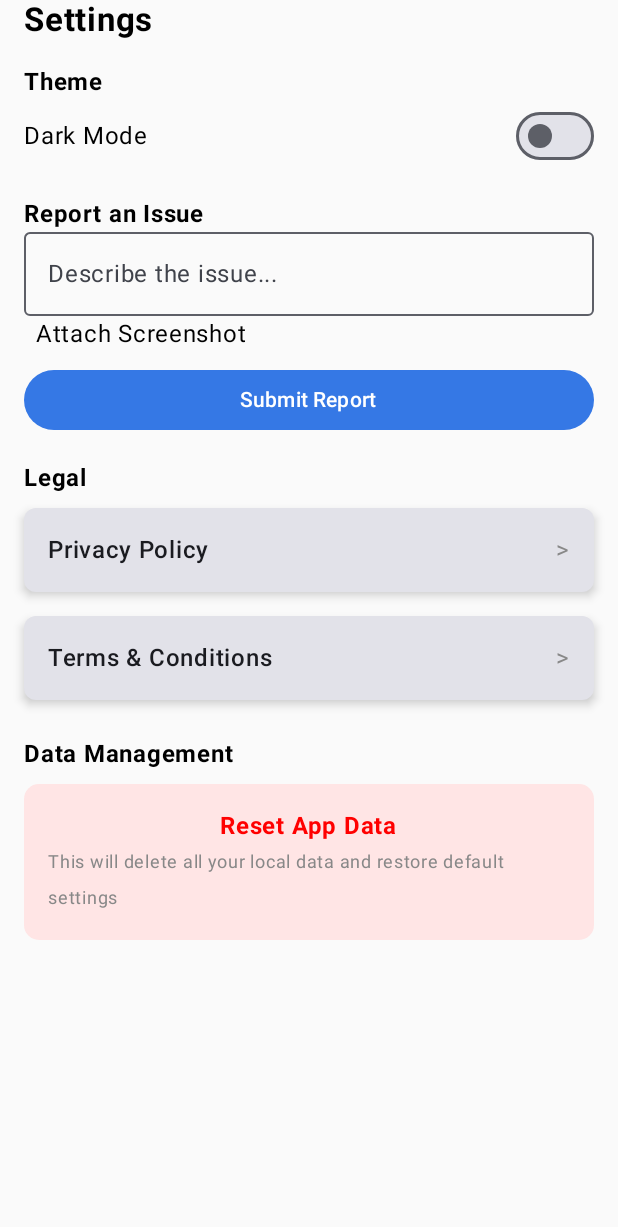
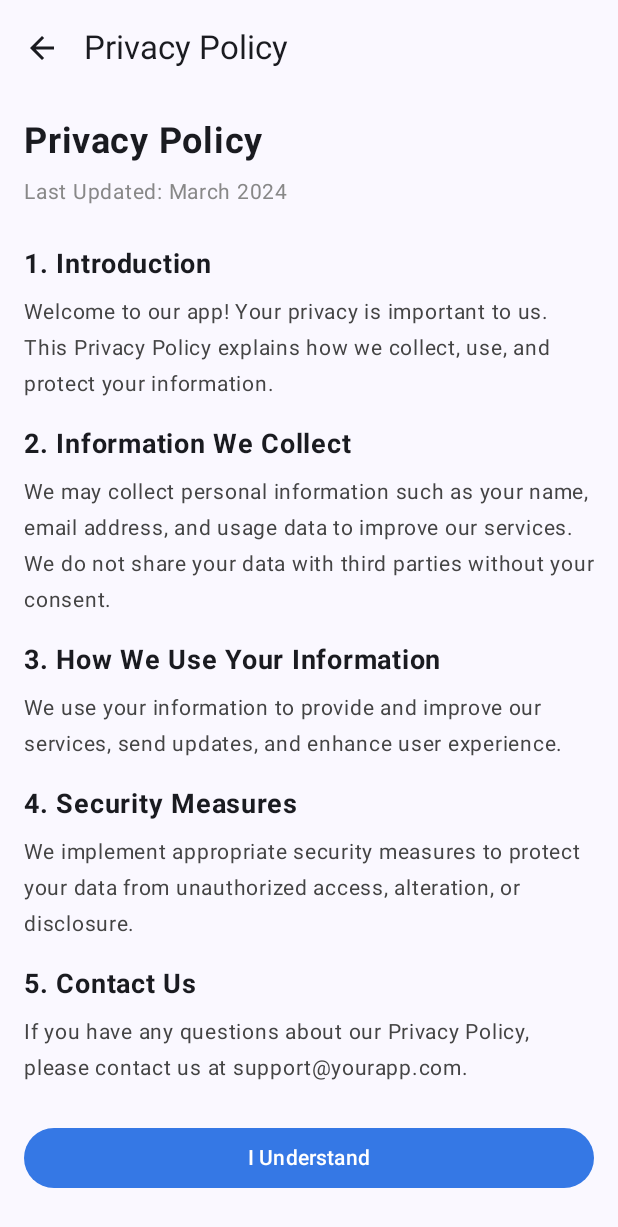
Before and after one commit to Baibhab13/Attendance_Tracker, an Android app built with Jetpack Compose: the SettingsScreen screen opened through its navigation route, after a tap on "Privacy Policy", on a phone screen of 412 x 824 dp. Shown: the top 1227 px of the screen. Run offline under Robolectric (Android 15) with nearby library versions, the phone set to English and light mode, and no system bars.

Commit message:
setting page upgraded, privacypolicy and terms and condition page added navigation updated

```diff
--- a/app/build.gradle.kts
+++ b/app/build.gradle.kts
@@ -60,4 +60,7 @@ dependencies {
 
     implementation(libs.navigation.compose)
     implementation(libs.kotlinx.serialization.json)
+
+    implementation("io.coil-kt:coil-compose:2.5.0")
+
 }
--- a/app/src/main/java/com/example/attendancetracker/navigation/Nav.kt
+++ b/app/src/main/java/com/example/attendancetracker/navigation/Nav.kt
@@ -9,42 +9,45 @@ import androidx.navigation.compose.rememberNavController
 import com.example.attendancetracker.ui.view.CalendarScreen
 import com.example.attendancetracker.ui.view.HomeScreen
 import com.example.attendancetracker.ui.view.MainScaffold
+import com.example.attendancetracker.ui.view.PrivacyPolicyScreen
 import com.example.attendancetracker.ui.view.SettingsScreen
+import com.example.attendancetracker.ui.view.TermsAndConditionsScreen
 import kotlinx.serialization.Serializable
 
 @Composable
 fun Nav() {
     val navCtrl = rememberNavController()
 
-    NavHost(navController = navCtrl, startDestination = MainScaffold) {
-        composable<MainScaffold> {
-            MainScaffold(
-                navCtrl,
-                viewModel = viewModel()
-            )
+    NavHost(navController = navCtrl, startDestination = Screen.MainScaffold.route) {
+        composable(Screen.MainScaffold.route) {
+            MainScaffold(navCtrl, viewModel = viewModel())
         }
-
-        composable<Home> {
+        composable(Screen.Home.route) {
             HomeScreen(navCtrl, innerPadding = PaddingValues())
         }
-        composable<Calendar> {
+        composable(Screen.Calendar.route) {
             CalendarScreen(innerPadding = PaddingValues())
         }
-        composable<Setting> {
+        composable(Screen.Setting.route) {
             SettingsScreen(navCtrl, innerPadding = PaddingValues())
         }
+        composable(Screen.PrivacyPolicy.route) {
+            PrivacyPolicyScreen(navCtrl)
+        }
+        composable(Screen.TermsAndConditions.route) {
+            TermsAndConditionsScreen(navCtrl)
+        }
     }
+
 
 }
 
 @Serializable
-object MainScaffold
-
-@Serializable
-object Home
-
-@Serializable
-object Calendar
-
-@Serializable
-object Setting
+sealed class Screen(val route: String) {
+    @Serializable object MainScaffold : Screen("mainScaffold")
+    @Serializable object Home : Screen("home")
+    @Serializable object Calendar : Screen("calendar")
+    @Serializable object Setting : Screen("settings")
+    @Serializable object PrivacyPolicy : Screen("privacy_policy")
+    @Serializable object TermsAndConditions : Screen("terms_conditions")
+}
--- a/app/src/main/java/com/example/attendancetracker/ui/view/MainScaffold.kt
+++ b/app/src/main/java/com/example/attendancetracker/ui/view/MainScaffold.kt
@@ -66,7 +66,13 @@ fun FloatingActionButton(viewModel: ScaffoldViewModel) {
 @Composable
 fun TopBar(navController: NavController, viewModel: ScaffoldViewModel) {
     TopAppBar(
-        title = {Text(text = "Attendance Tracker")},
+        title = {
+            when(viewModel.selectedIndex.intValue) {
+                0 -> Text("Attendance Tracker")
+                1 -> Text("Schedule")
+                2 -> Text("Settings")
+            }
+        },
         actions = {
             IconButton(
                 onClick = { viewModel.expanded.value = true }
--- /dev/null
+++ b/app/src/main/java/com/example/attendancetracker/ui/view/PrivacyPolicyScreen.kt
@@ -0,0 +1,127 @@
+package com.example.attendancetracker.ui.view
+
+import androidx.compose.foundation.layout.Spacer
+import androidx.compose.foundation.layout.fillMaxSize
+import androidx.compose.foundation.layout.fillMaxWidth
+import androidx.compose.foundation.layout.height
+import androidx.compose.foundation.layout.padding
+import androidx.compose.foundation.lazy.LazyColumn
+import androidx.compose.material.icons.Icons
+import androidx.compose.material.icons.automirrored.filled.ArrowBack
+import androidx.compose.material3.Button
+import androidx.compose.material3.ButtonDefaults
+import androidx.compose.material3.ExperimentalMaterial3Api
+import androidx.compose.material3.Icon
+import androidx.compose.material3.IconButton
+import androidx.compose.material3.Scaffold
+import androidx.compose.material3.Text
+import androidx.compose.material3.TopAppBar
+import androidx.compose.runtime.Composable
+import androidx.compose.ui.Modifier
+import androidx.compose.ui.graphics.Color
+import androidx.compose.ui.text.font.FontWeight
+import androidx.compose.ui.unit.dp
+import androidx.compose.ui.unit.sp
+import androidx.navigation.NavController
+
+@OptIn(ExperimentalMaterial3Api::class)
+@Composable
+fun PrivacyPolicyScreen(navController: NavController) {
+    Scaffold(
+        topBar = {
+            TopAppBar(
+                title = { Text("Privacy Policy") },
+                navigationIcon = {
+                    IconButton(onClick = { navController.popBackStack() }) {
+                        Icon(Icons.AutoMirrored.Filled.ArrowBack, contentDescription = "Back")
+                    }
+                }
+            )
+        }
+    ) { innerPadding ->
+        LazyColumn(
+            modifier = Modifier
+                .fillMaxSize()
+                .padding(innerPadding)
+                .padding(horizontal = 16.dp)
+        ) {
+            item {
+                Spacer(modifier = Modifier.height(16.dp))
+
+                Text(
+                    text = "Privacy Policy",
+                    fontSize = 24.sp,
+                    fontWeight = FontWeight.Bold
+                )
+
+                Spacer(modifier = Modifier.height(8.dp))
+
+                Text(
+                    text = "Last Updated: March 2024",
+                    fontSize = 14.sp,
+                    color = Color.Gray
+                )
+
+                Spacer(modifier = Modifier.height(16.dp))
+
+                SectionTitle("1. Introduction")
+                SectionText(
+                    "Welcome to our app! Your privacy is important to us. This Privacy Policy explains how we collect, use, and protect your information."
+                )
+
+                SectionTitle("2. Information We Collect")
+                SectionText(
+                    "We may collect personal information such as your name, email address, and usage data to improve our services. We do not share your data with third parties without your consent."
+                )
+
+                SectionTitle("3. How We Use Your Information")
+                SectionText(
+                    "We use your information to provide and improve our services, send updates, and enhance user experience."
+                )
+
+                SectionTitle("4. Security Measures")
+                SectionText(
+                    "We implement appropriate security measures to protect your data from unauthorized access, alteration, or disclosure."
+                )
+
+                SectionTitle("5. Contact Us")
+                SectionText(
+                    "If you have any questions about our Privacy Policy, please contact us at support@yourapp.com."
+                )
+
+                Spacer(modifier = Modifier.height(16.dp))
+
+                // Acknowledgment
+                Button(
+                    onClick = { navController.popBackStack() },
+                    modifier = Modifier.fillMaxWidth(),
+                    colors = ButtonDefaults.buttonColors(Color(0xFF3578E5))
+                ) {
+                    Text(text = "I Understand", color = Color.White)
+                }
+
+                Spacer(modifier = Modifier.height(32.dp))
+            }
+        }
+    }
+}
+
+@Composable
+fun SectionTitle(title: String) {
+    Text(
+        text = title,
+        fontSize = 18.sp,
+        fontWeight = FontWeight.Bold,
+        modifier = Modifier.padding(vertical = 8.dp)
+    )
+}
+
+@Composable
+fun SectionText(content: String) {
+    Text(
+        text = content,
+        fontSize = 14.sp,
+        color = Color.DarkGray,
+        modifier = Modifier.padding(bottom = 8.dp)
+    )
+}
--- a/app/src/main/java/com/example/attendancetracker/ui/view/SettingScreen.kt
+++ b/app/src/main/java/com/example/attendancetracker/ui/view/SettingScreen.kt
@@ -1,5 +1,6 @@
 package com.example.attendancetracker.ui.view
 
+import android.net.Uri
 import androidx.compose.foundation.clickable
 import androidx.compose.foundation.layout.Arrangement
 import androidx.compose.foundation.layout.Column
@@ -26,30 +27,45 @@ import androidx.compose.ui.unit.dp
 import androidx.compose.ui.unit.sp
 import androidx.navigation.NavController
 import android.widget.Toast
+import androidx.activity.compose.rememberLauncherForActivityResult
+import androidx.activity.result.contract.ActivityResultContracts
+import androidx.compose.foundation.Image
+import androidx.compose.foundation.border
+import androidx.compose.foundation.layout.size
+import androidx.compose.foundation.rememberScrollState
 import androidx.compose.foundation.shape.RoundedCornerShape
+import androidx.compose.foundation.verticalScroll
 import androidx.compose.material3.ButtonDefaults
 import androidx.compose.material3.Card
 import androidx.compose.material3.CardDefaults
 import androidx.compose.runtime.*
+import androidx.compose.ui.draw.clip
 import androidx.compose.ui.graphics.Color
+import androidx.compose.ui.layout.ContentScale
+import androidx.compose.ui.text.style.TextAlign
+import coil.compose.rememberAsyncImagePainter
+import com.example.attendancetracker.navigation.Screen
 
 @Composable
 fun SettingsScreen(navController: NavController, innerPadding: PaddingValues) {
     val context = LocalContext.current
     var isDarkModeEnabled by remember { mutableStateOf(false) }
     var issueText by remember { mutableStateOf(TextFieldValue("")) }
-    var isScreenshotAttached by remember { mutableStateOf(false) }
+    var screenshotUri by remember { mutableStateOf<Uri?>(null) }
+    var verticalScroll = rememberScrollState()
+
+    val imagePickerLauncher =
+        rememberLauncherForActivityResult(ActivityResultContracts.GetContent()) { uri: Uri? ->
+            screenshotUri = uri
+        }
 
     Column(
         modifier = Modifier
             .fillMaxSize()
-            .padding(innerPadding) // Ensure content does not go behind TopBar and BottomBar
-            .padding(horizontal = 16.dp) // Maintain proper content alignment
+            .verticalScroll(verticalScroll)
+            .padding(innerPadding)
+            .padding(horizontal = 16.dp)
     ) {
-        Text(text = "Settings", fontSize = 22.sp, fontWeight = FontWeight.Bold)
-
-        Spacer(modifier = Modifier.height(16.dp))
-
         // Theme Section
         Text(text = "Theme", fontWeight = FontWeight.Bold)
         Row(
@@ -68,20 +84,55 @@ fun SettingsScreen(navController: NavController, innerPadding: PaddingValues) {
 
         // Report an Issue Section
         Text(text = "Report an Issue", fontWeight = FontWeight.Bold)
+        Spacer(modifier = Modifier.height(16.dp))
         OutlinedTextField(
             value = issueText,
             onValueChange = { issueText = it },
             placeholder = { Text("Describe the issue...") },
             modifier = Modifier.fillMaxWidth()
         )
-        Row(
+
+        Spacer(modifier = Modifier.height(8.dp))
+
+        // Screenshot Picker
+        Card(
             modifier = Modifier
                 .fillMaxWidth()
-                .clickable { isScreenshotAttached = !isScreenshotAttached },
-            verticalAlignment = Alignment.CenterVertically
+                .clickable { imagePickerLauncher.launch("image/*") }
+                .padding(vertical = 8.dp)
+                .border(1.dp, Color(0xFF3578E5), RoundedCornerShape(10.dp)),
+            shape = RoundedCornerShape(10.dp)
         ) {
-            Text(text = "Attach Screenshot", modifier = Modifier.padding(start = 8.dp))
+            Column(
+                modifier = Modifier
+                    .padding(16.dp)
+                    .height(100.dp)
+                    .fillMaxWidth(),
+                verticalArrangement = Arrangement.Center,
+                horizontalAlignment = Alignment.CenterHorizontally
+            ) {
+                Text(
+                    text = "Attach Screenshot",
+                    fontWeight = FontWeight.Medium,
+                    color = Color(0xFF3578E5)
+                )
+                Spacer(modifier = Modifier.height(8.dp))
+
+                // Image Preview
+                screenshotUri?.let {
+                    Image(
+                        painter = rememberAsyncImagePainter(it),
+                        contentDescription = "Selected Screenshot",
+                        modifier = Modifier
+                            .size(100.dp)
+                            .clip(RoundedCornerShape(10.dp))
+                            .border(1.dp, Color.Gray, RoundedCornerShape(10.dp)),
+                        contentScale = ContentScale.Crop
+                    )
+                }
+            }
         }
+
         Button(
             onClick = {
                 Toast.makeText(context, "Report Submitted", Toast.LENGTH_SHORT).show()
@@ -98,8 +149,8 @@ fun SettingsScreen(navController: NavController, innerPadding: PaddingValues) {
 
         // Legal Section
         Text(text = "Legal", fontWeight = FontWeight.Bold)
-        LegalItem("Privacy Policy", navController)
-        LegalItem("Terms & Conditions", navController)
+        LegalItem("Privacy Policy", Screen.PrivacyPolicy.route, navController)
+        LegalItem("Terms & Conditions", Screen.TermsAndConditions.route, navController)
 
         Spacer(modifier = Modifier.height(16.dp))
 
@@ -108,13 +159,14 @@ fun SettingsScreen(navController: NavController, innerPadding: PaddingValues) {
         Card(
             modifier = Modifier
                 .fillMaxWidth()
-                .padding(top = 8.dp),
+                .padding(top = 8.dp, bottom = 8.dp),
             shape = RoundedCornerShape(10.dp),
             colors = CardDefaults.cardColors(Color(0xFFFFE5E5))
         ) {
             Column(
                 modifier = Modifier.padding(16.dp),
-                horizontalAlignment = Alignment.CenterHorizontally
+                horizontalAlignment = Alignment.CenterHorizontally,
+                verticalArrangement = Arrangement.Center
             ) {
                 Text(
                     text = "Reset App Data",
@@ -125,8 +177,9 @@ fun SettingsScreen(navController: NavController, innerPadding: PaddingValues) {
                     }
                 )
                 Text(
-                    text = "This will delete all your local data and restore default settings",
+                    text = "This will delete all local data and restore default settings.",
                     fontSize = 12.sp,
+                    textAlign = TextAlign.Center,
                     color = Color.Gray
                 )
             }
@@ -134,13 +187,14 @@ fun SettingsScreen(navController: NavController, innerPadding: PaddingValues) {
     }
 }
 
+
 @Composable
-fun LegalItem(title: String, navController: NavController) {
+fun LegalItem(title: String, destination: String, navController: NavController) {
     Card(
         modifier = Modifier
             .fillMaxWidth()
             .padding(vertical = 8.dp)
-            .clickable { /* Handle navigation here */ },
+            .clickable { navController.navigate(destination) }, // Type-safe navigation
         shape = RoundedCornerShape(8.dp),
         elevation = CardDefaults.cardElevation(4.dp)
     ) {
```
Also changed, not shown: app/src/main/java/com/example/attendancetracker/MainActivity.kt (+1 -10 lines), app/src/main/java/com/example/attendancetracker/ui/view/TermsAndConditions.kt (added, +117 -0 lines).
